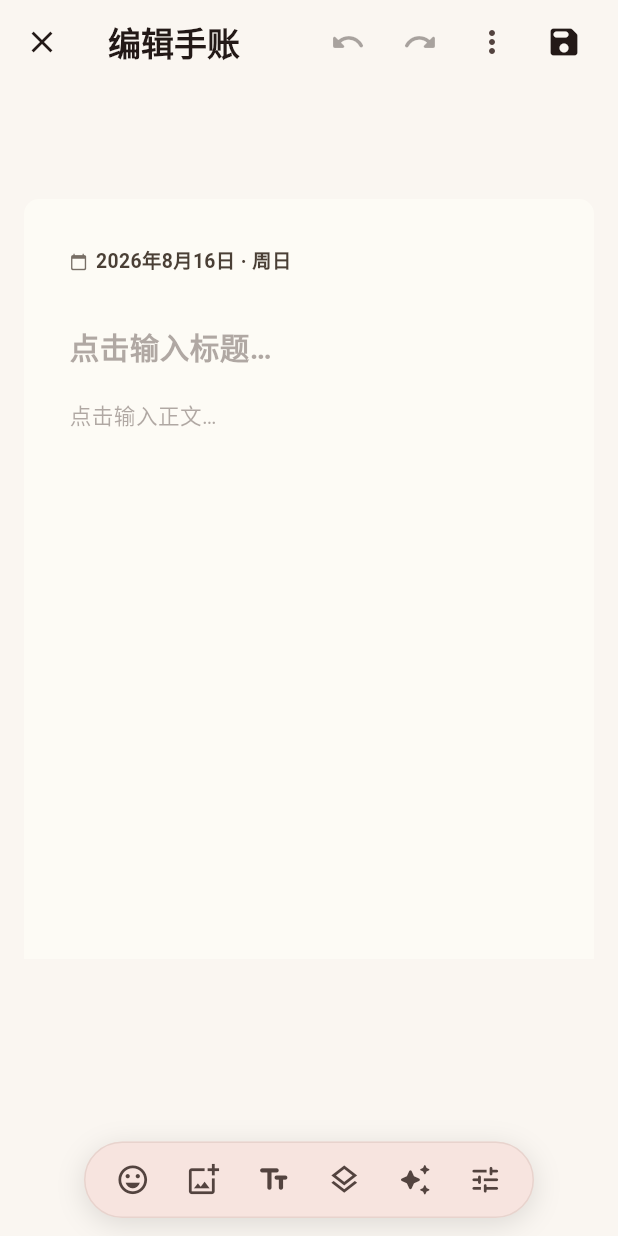
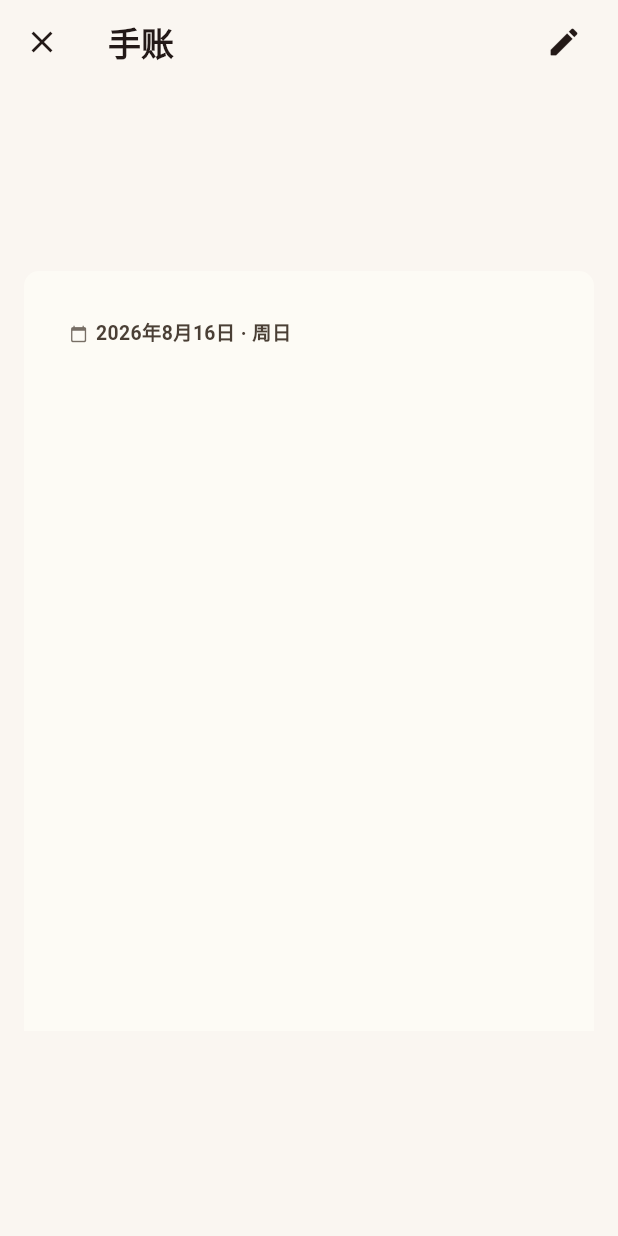
Before and after one commit to banafish/pagenote, a Flutter app: the screen it shows after launch, after a tap on the "edit" icon, on a phone screen of 412 x 824 dp. Run offline on Flutter 3.47's test engine with Material 3 defaults, Android fonts, the phone set to English and light mode, and no system bars; our stand-ins replace flutter_local_notifications, flutter_timezone, local_auth, share_plus, shared_preferences, sqflite and 2 more; missing offline and left inert: file_selector, gal; accounts and stored records are empty.

Commit message:
Open existing journals in read-only view mode with edit icon toggle

```diff
--- a/lib/pages/editor_page.dart
+++ b/lib/pages/editor_page.dart
@@ -14,6 +14,7 @@ import '../utils/attachments.dart';
 import '../utils/date_utils.dart';
 import '../widgets/activity_selector.dart';
 import '../widgets/canvas/canvas_editor.dart';
+import '../widgets/canvas/canvas_view.dart';
 import '../widgets/canvas/canvas_tool_sheets.dart';
 import '../widgets/daily_prompt_card.dart';
 import '../widgets/emoji_selector.dart';
@@ -39,6 +40,9 @@ class _EditorPageState extends State<EditorPage> {
   late final bool _isEditing;
   bool _saved = false;
   bool _dirty = false;
+
+  /// 查看态：打开已有手账先进只读浏览,点右上角编辑图标后才可改动。
+  bool _viewMode = false;
 
   late JournalCanvas _canvas;
   final _editorKey = GlobalKey<CanvasEditorState>();
@@ -66,6 +70,7 @@ class _EditorPageState extends State<EditorPage> {
           updatedAt: DateTime.now(),
         );
     _isEditing = widget.entry != null;
+    _viewMode = _isEditing;
     // 旧数据无画布 → 自动合成等价元素（文本框 + 图片 + 组件 + 旧贴纸）。
     _canvas = _draft.canvas ?? synthesizeCanvas(_draft);
     _draft.canvas = _canvas;
@@ -760,8 +765,38 @@ class _EditorPageState extends State<EditorPage> {
     final showTemplateChips =
         !_isEditing && !_dirty && !_hasText && _canvas.images.isEmpty;
 
+    final canvasChild = Padding(
+      padding: const EdgeInsets.fromLTRB(16, 12, 16, 0),
+      child: Center(
+        child: ConstrainedBox(
+          constraints: const BoxConstraints(maxWidth: 640),
+          child: ClipRRect(
+            borderRadius: BorderRadius.circular(10),
+            child:
+                _viewMode
+                    // 查看态：静态渲染,只读浏览。
+                    ? SingleChildScrollView(
+                      padding: const EdgeInsets.only(bottom: 24),
+                      child: CanvasView(canvas: _canvas, entry: _draft),
+                    )
+                    // 画布编辑器自带纵向滚动与选中操作条;底部工具栏悬浮其上。
+                    : CanvasEditor(
+                      key: _editorKey,
+                      canvas: _canvas,
+                      entry: _draft,
+                      onCommit: _commit,
+                      onEditText: _editText,
+                      onEditImage: _editImage,
+                      onEditComponent: _editComponent,
+                    ),
+          ),
+        ),
+      ),
+    );
+
     final page = Column(
       children: [
+        if (showTemplateChips)
         if (showTemplateChips)
           Padding(
             padding: const EdgeInsets.fromLTRB(16, 8, 16, 0),
@@ -795,32 +830,10 @@ class _EditorPageState extends State<EditorPage> {
             ),
           ),
         Expanded(
-          // 画布编辑器自带纵向滚动与选中操作条;底部工具栏悬浮其上。
           child: Stack(
             children: [
-              Positioned.fill(
-                child: Padding(
-                  padding: const EdgeInsets.fromLTRB(16, 12, 16, 0),
-                  child: Center(
-                    child: ConstrainedBox(
-                      constraints: const BoxConstraints(maxWidth: 640),
-                      child: ClipRRect(
-                        borderRadius: BorderRadius.circular(10),
-                        child: CanvasEditor(
-                          key: _editorKey,
-                          canvas: _canvas,
-                          entry: _draft,
-                          onCommit: _commit,
-                          onEditText: _editText,
-                          onEditImage: _editImage,
-                          onEditComponent: _editComponent,
-                        ),
-                      ),
-                    ),
-                  ),
-                ),
-              ),
-              _bottomToolbar(scheme),
+              Positioned.fill(child: canvasChild),
+              if (!_viewMode) _bottomToolbar(scheme),
             ],
           ),
         ),
@@ -852,8 +865,15 @@ class _EditorPageState extends State<EditorPage> {
               if (shouldPop && context.mounted) Navigator.of(context).pop();
             },
           ),
-          title: Text(_isEditing ? '编辑手账' : '写手账'),
+          title: Text(_viewMode ? '手账' : (_isEditing ? '编辑手账' : '写手账')),
           actions: [
+            if (_viewMode)
+              IconButton(
+                tooltip: '编辑',
+                icon: const Icon(Icons.edit_rounded),
+                onPressed: () => setState(() => _viewMode = false),
+              )
+            else ...[
               IconButton(
                 tooltip: '撤销',
                 icon: const Icon(Icons.undo_rounded),
@@ -904,6 +924,7 @@ class _EditorPageState extends State<EditorPage> {
                 icon: const Icon(Icons.save_rounded),
                 onPressed: _save,
               ),
+            ],
             const SizedBox(width: 12),
           ],
         ),
```
Lines whose indentation alone changed are shown as unchanged.
